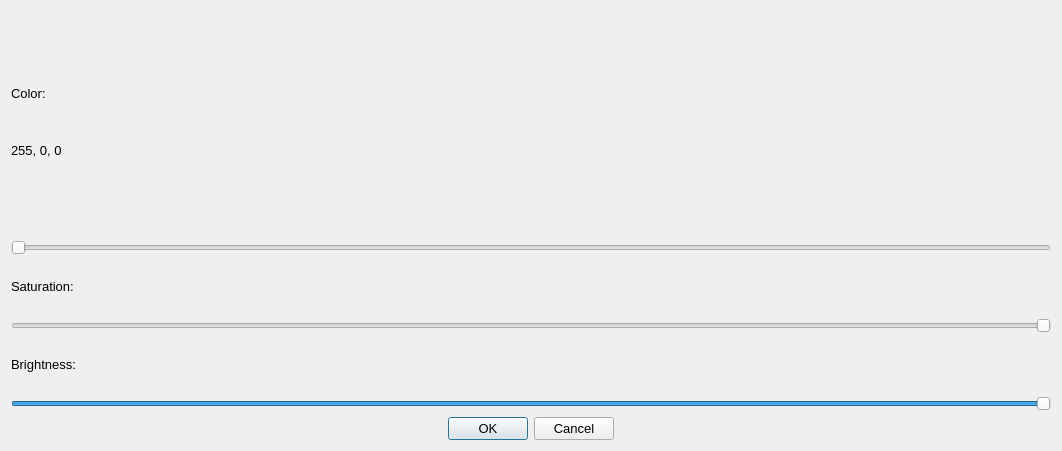
Above: PickColor.ui from raptorbox01/profileeditor before the change. Below: the same form after it.
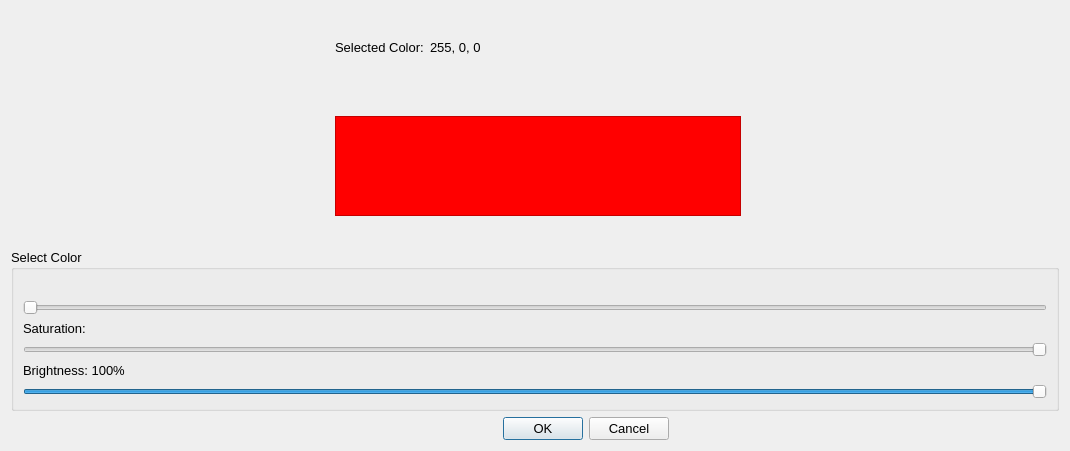
That is the form after the change. Icons and pictures are not drawn.

Commit message: new palitra bugs fixed (correct color mapping, brigthness %, color show window enlarged)

```diff
--- a/PickColor.ui
+++ b/PickColor.ui
@@ -6,22 +6,44 @@
    <rect>
     <x>0</x>
     <y>0</y>
-    <width>1062</width>
+    <width>1070</width>
     <height>451</height>
    </rect>
   </property>
   <property name="windowTitle">
    <string>Select Color</string>
   </property>
-  <layout class="QVBoxLayout" name="verticalLayout">
-   <item>
-    <widget class="QLabel" name="label_4">
-     <property name="text">
-      <string/>
+  <layout class="QGridLayout" name="gridLayout">
+   <item row="2" column="0">
+    <spacer name="horizontalSpacer">
+     <property name="orientation">
+      <enum>Qt::Horizontal</enum>
+     </property>
+     <property name="sizeHint" stdset="0">
+      <size>
+       <width>40</width>
+       <height>20</height>
+      </size>
+     </property>
+    </spacer>
+   </item>
+   <item row="1" column="2" rowspan="2" colspan="2">
+    <widget class="QTextBrowser" name="TxtColor">
+     <property name="maximumSize">
+      <size>
+       <width>16777215</width>
+       <height>100</height>
+      </size>
+     </property>
+     <property name="autoFillBackground">
+      <bool>true</bool>
+     </property>
+     <property name="styleSheet">
+      <string notr="true">background-color: rgb(255, 0, 0)</string>
      </property>
     </widget>
    </item>
-   <item>
+   <item row="0" column="2">
     <widget class="QLabel" name="LblColorSelected">
      <property name="font">
       <font>
@@ -29,12 +51,54 @@
       </font>
      </property>
      <property name="text">
-      <string>Color:</string>
+      <string>Selected Color:</string>
      </property>
     </widget>
    </item>
-   <item>
+   <item row="4" column="3">
+    <widget class="QDialogButtonBox" name="buttonBox">
+     <property name="sizeIncrement">
+      <size>
+       <width>0</width>
+       <height>0</height>
+      </size>
+     </property>
+     <property name="baseSize">
+      <size>
+       <width>0</width>
+       <height>0</height>
+      </size>
+     </property>
+     <property name="font">
+      <font>
+       <pointsize>10</pointsize>
+      </font>
+     </property>
+     <property name="orientation">
+      <enum>Qt::Horizontal</enum>
+     </property>
+     <property name="standardButtons">
+      <set>QDialogButtonBox::Cancel|QDialogButtonBox::Ok</set>
+     </property>
+     <property name="centerButtons">
+      <bool>true</bool>
+     </property>
+    </widget>
+   </item>
+   <item row="0" column="3">
     <widget class="QLabel" name="LblColor">
+     <property name="sizePolicy">
+      <sizepolicy hsizetype="Preferred" vsizetype="Minimum">
+       <horstretch>0</horstretch>
+       <verstretch>0</verstretch>
+      </sizepolicy>
+     </property>
+     <property name="minimumSize">
+      <size>
+       <width>0</width>
+       <height>0</height>
+      </size>
+     </property>
      <property name="font">
       <font>
        <pointsize>10</pointsize>
@@ -45,10 +109,40 @@
      </property>
     </widget>
    </item>
+   <item row="1" column="4">
+    <spacer name="horizontalSpacer_2">
+     <property name="orientation">
+      <enum>Qt::Horizontal</enum>
+     </property>
+     <property name="sizeHint" stdset="0">
+      <size>
+       <width>40</width>
+       <height>20</height>
+      </size>
+     </property>
+    </spacer>
+   </item>
+   <item row="3" column="0" colspan="5">
+    <widget class="QGroupBox" name="groupBox">
+     <property name="font">
+      <font>
+       <pointsize>10</pointsize>
+      </font>
+     </property>
+     <property name="title">
+      <string>Select Color</string>
+     </property>
+     <layout class="QVBoxLayout" name="verticalLayout">
    <item>
     <widget class="QLabel" name="LblPalette">
+        <property name="maximumSize">
+         <size>
+          <width>1024</width>
+          <height>16777215</height>
+         </size>
+        </property>
      <property name="text">
-      <string>&lt;html&gt;&lt;head/&gt;&lt;body&gt;&lt;p&gt;&lt;img src=&quot;:/palette/palette.jpg&quot;/&gt;&lt;img src=&quot;/palette.jpg&quot;/&gt;&lt;/p&gt;&lt;/body&gt;&lt;/html&gt;</string>
+         <string>&lt;html&gt;&lt;head/&gt;&lt;body&gt;&lt;p&gt;&lt;img src=&quot;:/palette/palette.png&quot;/&gt;&lt;img src=&quot;:/palette/palette.png&quot;/&gt;&lt;/p&gt;&lt;/body&gt;&lt;/html&gt;</string>
      </property>
     </widget>
    </item>
@@ -101,7 +195,7 @@
       </font>
      </property>
      <property name="text">
-      <string>Brightness:</string>
+         <string>Brightness: 100%</string>
      </property>
     </widget>
    </item>
@@ -121,34 +215,7 @@
      </property>
     </widget>
    </item>
-   <item>
-    <widget class="QDialogButtonBox" name="buttonBox">
-     <property name="sizeIncrement">
-      <size>
-       <width>0</width>
-       <height>0</height>
-      </size>
-     </property>
-     <property name="baseSize">
-      <size>
-       <width>0</width>
-       <height>0</height>
-      </size>
-     </property>
-     <property name="font">
-      <font>
-       <pointsize>10</pointsize>
-      </font>
-     </property>
-     <property name="orientation">
-      <enum>Qt::Horizontal</enum>
-     </property>
-     <property name="standardButtons">
-      <set>QDialogButtonBox::Cancel|QDialogButtonBox::Ok</set>
-     </property>
-     <property name="centerButtons">
-      <bool>true</bool>
-     </property>
+     </layout>
     </widget>
    </item>
   </layout>
```
Lines whose indentation alone changed are shown as unchanged. The commit also changes 6 other files.
